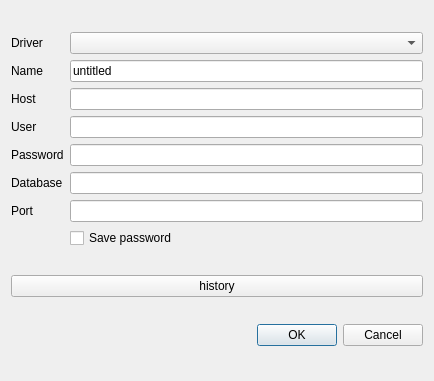
Qt form src/widget/databaseconnectdialog.ui (mugiseyebrows/mugi-query) before a commit.
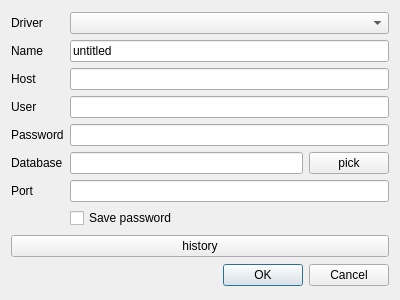
The same form after that commit.

Commit message: pick database

What changed in the file:
```diff
--- a/src/widget/databaseconnectdialog.ui
+++ b/src/widget/databaseconnectdialog.ui
@@ -6,14 +6,14 @@
    <rect>
     <x>0</x>
     <y>0</y>
-    <width>434</width>
-    <height>381</height>
+    <width>400</width>
+    <height>300</height>
    </rect>
   </property>
   <property name="windowTitle">
    <string>Connect</string>
   </property>
-  <layout class="QVBoxLayout" name="verticalLayout">
+  <layout class="QVBoxLayout" name="verticalLayout" stretch="0,0,0">
    <item>
     <layout class="QGridLayout" name="gridLayout">
      <item row="2" column="0">
@@ -94,9 +94,6 @@
        </property>
       </widget>
      </item>
-     <item row="5" column="1">
-      <widget class="QLineEdit" name="database"/>
-     </item>
      <item row="6" column="0">
       <widget class="QLabel" name="label_5">
        <property name="text">
@@ -107,6 +104,23 @@
      <item row="6" column="1">
       <widget class="QLineEdit" name="port"/>
      </item>
+     <item row="5" column="1">
+      <layout class="QHBoxLayout" name="horizontalLayout">
+       <property name="spacing">
+        <number>6</number>
+       </property>
+       <item>
+        <widget class="QLineEdit" name="database"/>
+       </item>
+       <item>
+        <widget class="QPushButton" name="pick">
+         <property name="text">
+          <string>pick</string>
+         </property>
+        </widget>
+       </item>
+      </layout>
+     </item>
     </layout>
    </item>
    <item>
```
Left out of the diff: 1 changed line with no effect on the pictures. The commit also changes 2 other files.
